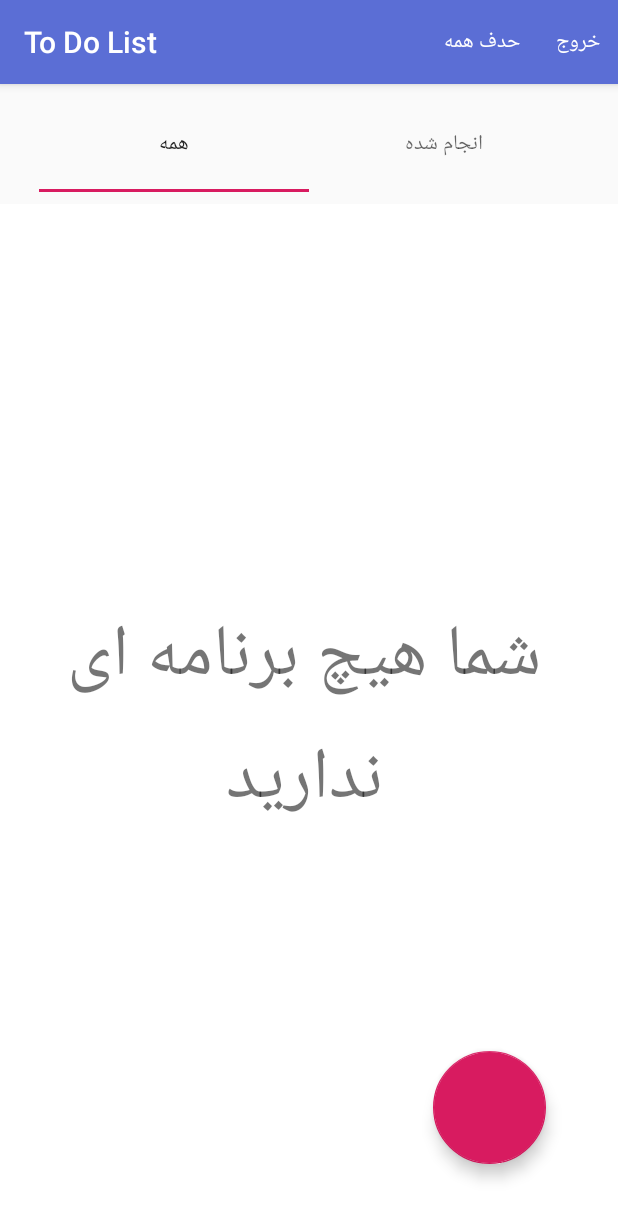
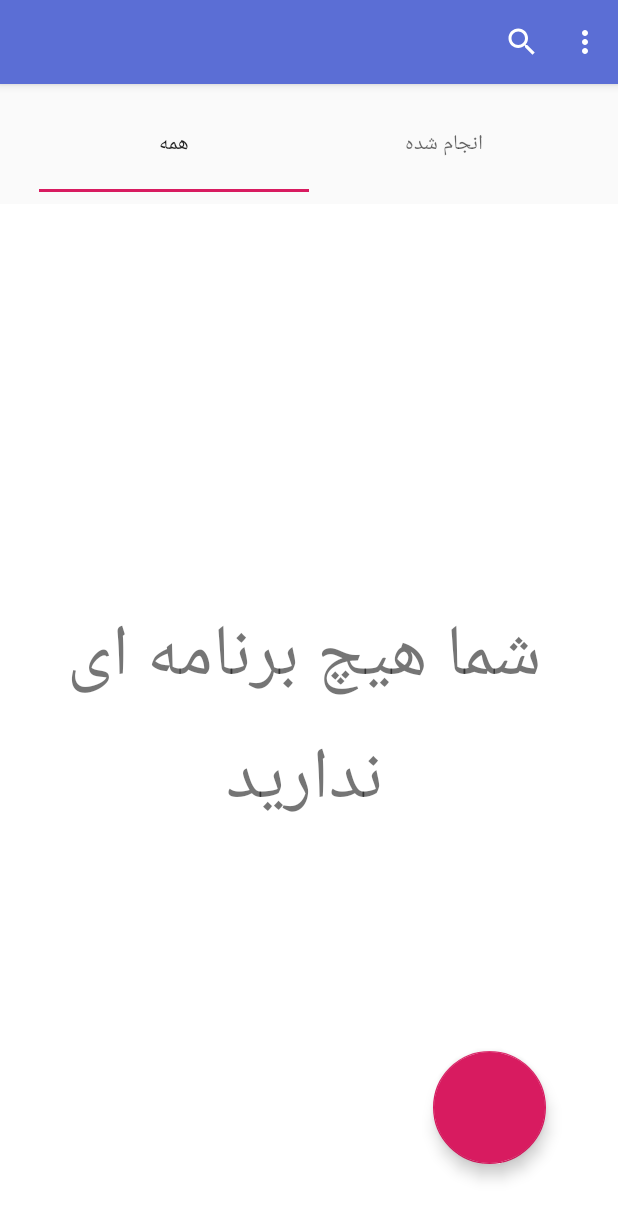
Before and after one commit to mktahmasbi1989/HW7_ORM, an Android app: the AllTasksFragment screen opened directly, with no data from a screen before it, on a phone screen of 412 x 824 dp. Shown: the top 1219 px of the screen. Run offline under Robolectric (Android 15) with nearby library versions, the phone set to English and light mode, and no system bars; 2 statements that could not run were skipped.

Commit message:
add searchView To ActionBar

```diff
--- a/app/src/main/res/menu/menu.xml
+++ b/app/src/main/res/menu/menu.xml
@@ -5,9 +5,14 @@
     <item
         android:id="@+id/delete_all_menu"
         android:title="@string/deleteAlll"
-        app:showAsAction="ifRoom"/>
+        app:showAsAction="never" />
     <item
         android:id="@+id/exit_menu"
         android:title="@string/Exit"
-        app:showAsAction="ifRoom"/>
+        app:showAsAction="never"/>
+    <item android:id="@+id/action_search"
+        android:title="Search"
+        android:icon="@android:drawable/ic_menu_search"
+        app:actionViewClass="android.widget.SearchView"
+        app:showAsAction="always" />
 </menu>
--- a/app/src/main/res/values/strings.xml
+++ b/app/src/main/res/values/strings.xml
@@ -1,5 +1,5 @@
 <resources>
-    <string name="app_name">To Do List</string>
+    <string name="app_name"></string>
 
     <!-- TODO: Remove or change this placeholder text -->
     <string name="hello_blank_fragment">Hello blank fragment</string>
```
